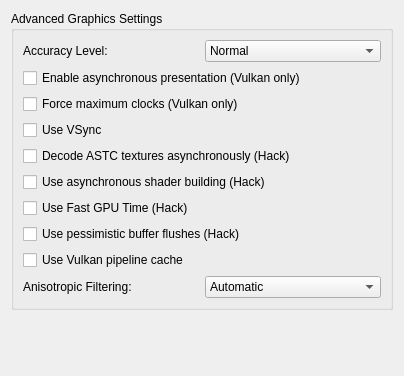
Before: the Qt Designer form src/yuzu/configuration/configure_graphics_advanced.ui in rorrim-rorrim/eden-alt, drawn with Qt 5.
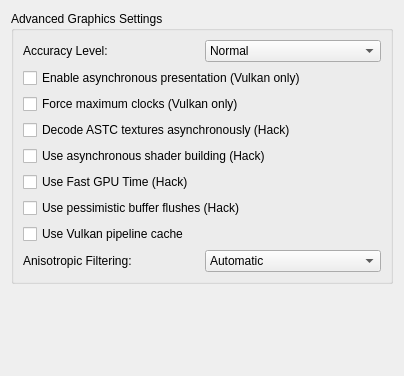
After: the same form once the commit is applied.

```diff
--- a/src/yuzu/configuration/configure_graphics_advanced.ui
+++ b/src/yuzu/configuration/configure_graphics_advanced.ui
@@ -86,16 +86,6 @@
           </property>
          </widget>
         </item>
-        <item>
-         <widget class="QCheckBox" name="use_vsync">
-          <property name="toolTip">
-           <string>VSync prevents the screen from tearing, but some graphics cards have lower performance with VSync enabled. Keep it enabled if you don't notice a performance difference.</string>
-          </property>
-          <property name="text">
-           <string>Use VSync</string>
-          </property>
-         </widget>
-        </item>
         <item>
          <widget class="QCheckBox" name="async_astc">
           <property name="toolTip">
```
